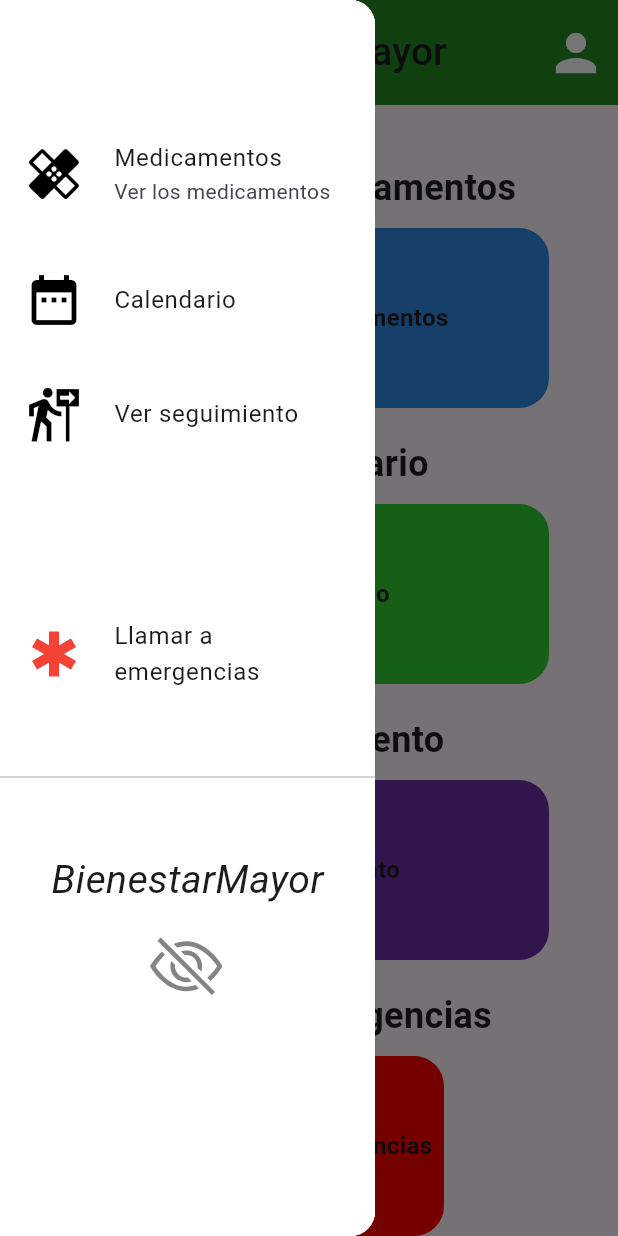
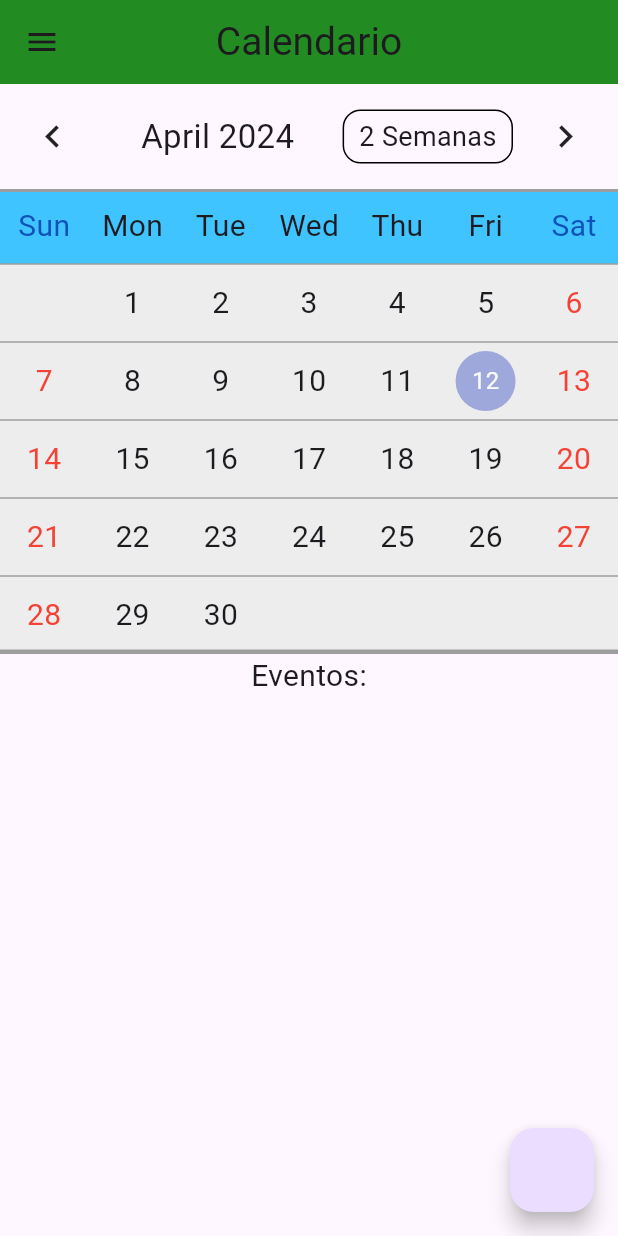
Before and after one commit to JavierVelaR/BienestarMayor, a Flutter app: the screen it shows after launch, in the side drawer, after a tap on "Gestionar medicamentos", on a phone screen of 412 x 824 dp. Run offline on Flutter 3.47's test engine with Material 3 defaults, Android fonts, the phone set to English and light mode, and no system bars; drawn by our look-alikes of table_calendar; our stand-ins replace email_validator, flutter_svg, modal_progress_hud_nsn, shared_preferences.

Commit message:
Añadida pantalla de calendario y creado un widget: DrawerCustom

```diff
--- a/bienestar_mayor/lib/router.dart
+++ b/bienestar_mayor/lib/router.dart
@@ -1,3 +1,4 @@
+import 'package:bienestar_mayor/ui/screen_calendar/screen_calendar.dart';
 import 'package:bienestar_mayor/ui/screen_principal/screen_principal.dart';
 import 'package:flutter/material.dart';
 import 'package:bienestar_mayor/ui/user/screen_login.dart';
@@ -7,16 +8,35 @@ const ROUTE_BASE = '/';
 const ROUTE_LOGIN = '/login';
 const ROUTE_REGISTER = '/register';
 const ROUTE_PRINCIPAL = '/principal';
+const ROUTE_MEDICAMENTOS = '/medicamentos';
+const ROUTE_CALENDAR = '/calendar';
+const ROUTE_SEGUIMIENTO = '/seguimiento';
+const ROUTE_EMERGENCY = '/emergency';
 
 class Router{
   static Route<dynamic>? generateRoute(RouteSettings settings){
-    switch(settings.name){
+    switch(settings.name) {
       case ROUTE_PRINCIPAL:
-        return MaterialPageRoute(builder: (_) => const ScreenPrincipal(), settings: settings);
+        return MaterialPageRoute(
+            builder: (_) => const ScreenPrincipal(), settings: settings);
       case ROUTE_LOGIN:
-        return MaterialPageRoute(builder: (_) => const ScreenLogin(), settings: settings);
+        return MaterialPageRoute(
+            builder: (_) => const ScreenLogin(), settings: settings);
       case ROUTE_REGISTER:
-        return MaterialPageRoute(builder: (_) => const ScreenRegister(), settings: settings);
+        return MaterialPageRoute(
+            builder: (_) => const ScreenRegister(), settings: settings);
+      case ROUTE_MEDICAMENTOS:
+        return MaterialPageRoute(//Cambiar a ScreenMedicamentos
+            builder: (_) => const ScreenCalendar(), settings: settings);
+      case ROUTE_CALENDAR:
+        return MaterialPageRoute(
+            builder: (_) => const ScreenCalendar(), settings: settings);
+      case ROUTE_SEGUIMIENTO:
+        return MaterialPageRoute(//Cambiar a ScreenSeguimiento
+            builder: (_) => const ScreenCalendar(), settings: settings);
+      case ROUTE_EMERGENCY:
+        return MaterialPageRoute(//Cambiar a ScreenEmergency
+            builder: (_) => const ScreenCalendar(), settings: settings);
     }
     return null;
   }
--- /dev/null
+++ b/bienestar_mayor/lib/ui/screen_calendar/screen_calendar.dart
@@ -0,0 +1,114 @@
+import 'package:bienestar_mayor/theme/custom_colors.dart';
+import 'package:bienestar_mayor/widgets/drawer_custom.dart';
+import 'package:flutter/material.dart';
+import 'package:table_calendar/table_calendar.dart';
+
+class ScreenCalendar extends StatefulWidget {
+  const ScreenCalendar({super.key});
+
+  @override
+  State<ScreenCalendar> createState() => _ScreenCalendarState();
+}
+
+class _ScreenCalendarState extends State<ScreenCalendar> {
+
+  var _calendarFormat = CalendarFormat.month;
+
+  @override
+  Widget build(BuildContext context) {
+    return Scaffold(
+      appBar: AppBar(
+        title: const Text("Calendario", style: TextStyle(fontSize: 26)),
+        centerTitle: true,
+        backgroundColor: CustomColors.verdeBosque,
+      ),
+
+      drawer: const DrawerCustom(),
+
+      /// TODO: boton para añadir evento/recordatorio
+      floatingActionButton: FloatingActionButton(onPressed: (){}),
+
+      body: Column(
+        children: [
+          _calendar(),
+          const Text("Eventos:", style: TextStyle(fontSize: 20),)
+        ],
+      ),
+    );
+  }
+
+  _calendar(){
+    return TableCalendar(
+      focusedDay: DateTime.now(),
+      firstDay: DateTime.utc(2024),
+      lastDay: DateTime.utc(2028),
+
+      headerStyle: const HeaderStyle(
+        formatButtonTextStyle: TextStyle(fontSize: 18,),
+        titleCentered: true,
+        titleTextStyle: TextStyle(fontSize: 22),
+
+        // Flechas para cambiar de rango de dias
+        leftChevronIcon: Icon(Icons.chevron_left, size: 30,),
+        rightChevronIcon: Icon(Icons.chevron_right, size: 30,)
+      ),
+
+      // Formato mes, quincena, semana
+      calendarFormat: _calendarFormat,
+      availableCalendarFormats: const {
+        CalendarFormat.month: 'Mes',
+        CalendarFormat.twoWeeks: '2 Semanas',
+        CalendarFormat.week: 'Semana' },
+
+      // Dias de la semana (nombres)
+      daysOfWeekHeight: 50,
+      daysOfWeekStyle: const DaysOfWeekStyle(
+          decoration: BoxDecoration(color: Colors.lightBlueAccent),
+          weekdayStyle: TextStyle(fontSize: 20),
+          weekendStyle: TextStyle(fontSize: 20, color: CustomColors.zafiro)
+      ),
+
+      // Calendario
+      calendarStyle: const CalendarStyle(
+        // Filas
+        rowDecoration: BoxDecoration(color: CustomColors.blancoFumee),
+
+        //Numeros
+        defaultTextStyle: TextStyle(fontSize: 20),
+        weekendTextStyle: TextStyle(fontSize: 20, color: Colors.red),
+
+        // Fiestas
+        holidayTextStyle: TextStyle(fontSize: 20, color: Colors.blue),
+        holidayDecoration: BoxDecoration(color: Colors.green),
+
+        // Fuera del mes, por ahora invisibles
+        outsideDaysVisible: false,
+        outsideTextStyle: TextStyle(fontSize: 20, color: Colors.grey, fontStyle: FontStyle.italic),
+
+        // Bordes
+        tableBorder: TableBorder(
+          horizontalInside: BorderSide(width: 1, color: Colors.grey),
+          top: BorderSide(width: 2, color: Colors.grey),
+          bottom: BorderSide(width: 3, color: Colors.grey),
+        ),
+
+      ),
+
+      onFormatChanged: (CalendarFormat format) {
+        setState(() {
+          _calendarFormat = format;
+        });
+      },
+
+    );
+  }
+
+  _listEventTiles(){
+
+  }
+
+  _eventTile(){
+
+  }
+
+}
--- a/bienestar_mayor/lib/ui/screen_principal/screen_principal.dart
+++ b/bienestar_mayor/lib/ui/screen_principal/screen_principal.dart
@@ -1,4 +1,6 @@
+import 'package:bienestar_mayor/router.dart';
 import 'package:bienestar_mayor/theme/custom_colors.dart';
+import 'package:bienestar_mayor/widgets/drawer_custom.dart';
 import 'package:flutter/material.dart';
 import 'package:flutter_svg/flutter_svg.dart';
 import '../../generated/assets.dart';
@@ -16,7 +18,7 @@ class _ScreenPrincipalState extends State<ScreenPrincipal> {
     return Scaffold(
       resizeToAvoidBottomInset: false,
       appBar: _appBar(),
-      drawer: _drawer(),
+      drawer: const DrawerCustom(),
       body: SingleChildScrollView(padding: const EdgeInsets.all(10.0),
           child: Container(
             alignment: Alignment.center,
@@ -24,10 +26,26 @@ class _ScreenPrincipalState extends State<ScreenPrincipal> {
             child: Column(
               mainAxisAlignment: MainAxisAlignment.start,
               children: [
-                _cardWithText("Gestionar medicamentos", CustomColors.azulFrancia, () { }, Assets.imagesEyeClosed),
-                _cardWithText("Ver calendario", CustomColors.verdeLima, () { }, Assets.imagesEyeClosed),
-                _cardWithText("Ver seguimiento", CustomColors.berenjena, () { }, Assets.imagesEyeClosed),
-                _cardWithText("Llamar a emergencias", CustomColors.rojo, () { }, Assets.imagesEyeClosed, width: 180),
+                _cardWithText("Gestionar medicamentos", CustomColors.azulFrancia, onTap: () {
+                  debugPrint("---------> Pulsado el boton de calendario.");
+                  Navigator.pushNamed(context, ROUTE_MEDICAMENTOS);
+                }, Assets.imagesEyeClosed),
+
+                _cardWithText("Ver calendario", CustomColors.verdeLima, onTap: () {
+                  debugPrint("---------> Pulsado el boton de calendario.");
+                  Navigator.pushNamed(context, ROUTE_CALENDAR);
+                  },
+                    Assets.imagesEyeClosed),
+
+                _cardWithText("Ver seguimiento", CustomColors.berenjena, onTap: () {
+                  debugPrint("---------> Pulsado el boton de calendario.");
+                  Navigator.pushNamed(context, ROUTE_SEGUIMIENTO);
+                }, Assets.imagesEyeClosed),
+
+                _cardWithText("Llamar a emergencias", CustomColors.rojo, onTap: () {
+                  debugPrint("---------> Pulsado el boton de calendario.");
+                  Navigator.pushNamed(context, ROUTE_EMERGENCY);
+                }, Assets.imagesEyeClosed, width: 180),
               ],
             ),
           ),
@@ -53,52 +71,52 @@ class _ScreenPrincipalState extends State<ScreenPrincipal> {
     );
   }
 
-  _drawer(){
-    return Drawer(
-      width: 250,
-      child: Container(
-        alignment: Alignment.center,
-        decoration: const BoxDecoration(color: Colors.white),
-        child: Column(
-          children: [
-            const SizedBox(height: 80,),
-            _drawerTile("Medicamentos", Icons.healing, subtitle: "Ver los medicamentos"),
-            const SizedBox(height: 20,),
-            _drawerTile("Calendario", Icons.date_range),
-            const SizedBox(height: 20,),
-            _drawerTile("Ver seguimiento", Icons.follow_the_signs),
-            const SizedBox(height: 100,),
-            _drawerTile("Llamar a emergencias", Icons.emergency, colorIcon: Colors.red),
+  // _drawer(){
+  //   return Drawer(
+  //     width: 250,
+  //     child: Container(
+  //       alignment: Alignment.center,
+  //       decoration: const BoxDecoration(color: Colors.white),
+  //       child: Column(
+  //         children: [
+  //           const SizedBox(height: 80,),
+  //           _drawerTile("Medicamentos", Icons.healing, subtitle: "Ver los medicamentos", onTapTile: (){}),
+  //           const SizedBox(height: 20,),
+  //           _drawerTile("Calendario", Icons.date_range, onTapTile: (){}),
+  //           const SizedBox(height: 20,),
+  //           _drawerTile("Ver seguimiento", Icons.follow_the_signs, onTapTile: (){}),
+  //           const SizedBox(height: 100,),
+  //           _drawerTile("Llamar a emergencias", Icons.emergency, colorIcon: Colors.red, onTapTile: (){}),
+  //
+  //           const Divider(height: 100,),
+  //           const Text("BienestarMayor", style: TextStyle(fontSize: 26, fontStyle: FontStyle.italic, fontWeight: FontWeight.w400),),
+  //           const SizedBox(height: 20,),
+  //           SvgPicture.asset(Assets.imagesEyeClosed, width: 50,),
+  //         ],
+  //       ),
+  //     ),
+  //   );
+  // }
+  //
+  // _drawerTile(String title, IconData icon, {String? subtitle, required void Function() onTapTile, Color? colorIcon}){
+  //   final Text? textWidget;
+  //   var color = colorIcon;
+  //
+  //   (subtitle != null) ? textWidget = Text(subtitle) : textWidget = null;
+  //
+  //   (colorIcon != null) ? color = colorIcon : color = Colors.black;
+  //
+  //   return ListTile(
+  //     leading: Icon(icon, size: 40,),
+  //     title: Text(title),
+  //     horizontalTitleGap: 20,
+  //     iconColor: color,
+  //     subtitle: textWidget,
+  //     onTap: onTapTile,
+  //   );
+  // }
 
-            const Divider(height: 100,),
-            const Text("BienestarMayor", style: TextStyle(fontSize: 26, fontStyle: FontStyle.italic, fontWeight: FontWeight.w400),),
-            const SizedBox(height: 20,),
-            SvgPicture.asset(Assets.imagesEyeClosed, width: 50,),
-          ],
-        ),
-      ),
-    );
-  }
-
-  _drawerTile(String title, IconData icon, {String? subtitle, Color? colorIcon}){
-    final Text? textWidget;
-    var color = colorIcon;
-
-    (subtitle != null) ? textWidget = Text(subtitle) : textWidget = null;
-
-    (colorIcon != null) ? color = colorIcon : color = Colors.black;
-
-    return ListTile(
-      leading: Icon(icon, size: 40,),
-      title: Text(title),
-      horizontalTitleGap: 20,
-      iconColor: color,
-      subtitle: textWidget,
-      onTap: _drawerOnTapTile,
-    );
-  }
-
-  _cardWithText(String text, Color color, void Function()? onTap, String assetImage, {int width = 320}){
+  _cardWithText(String text, Color color, String assetImage, { required void Function()? onTap, int width = 320}){
     return Column(
       children: [
         const SizedBox(height: 20,),
@@ -110,7 +128,7 @@ class _ScreenPrincipalState extends State<ScreenPrincipal> {
           decoration: BoxDecoration(borderRadius: BorderRadius.circular(20), color: color),
           alignment: Alignment.center,
           child: InkWell(
-            onTap: _cardOnTap,
+            onTap: onTap,
             child: Text(text, style: const TextStyle(fontSize: 16, fontWeight: FontWeight.w600),),
           ),
         ),
@@ -123,15 +141,6 @@ class _ScreenPrincipalState extends State<ScreenPrincipal> {
   // ACCIONES
   ////////////////////////////////////////////
 
-  ///Cuidado con querer cambiar a pantallas diferentes, hay que añadir argurmento de la ruta para ir a ella
-  _cardOnTap(){
-
-  }
-
-  _drawerOnTapTile(){
-
-  }
-
   // _showMenu(){
   //   debugPrint("Se ha pulsado el icono del menu");
   // }
--- /dev/null
+++ b/bienestar_mayor/lib/widgets/drawer_custom.dart
@@ -0,0 +1,58 @@
+import 'package:bienestar_mayor/router.dart';
+import 'package:flutter/material.dart';
+import 'package:flutter_svg/svg.dart';
+
+import '../generated/assets.dart';
+
+class DrawerCustom extends StatelessWidget {
+  const DrawerCustom({super.key});
+
+  @override
+  Widget build(BuildContext context) {
+    return Drawer(
+      width: 250,
+      child: Container(
+        alignment: Alignment.center,
+        decoration: const BoxDecoration(color: Colors.white),
+        child: Column(
+          children: [
+            const SizedBox(height: 80,),
+            _drawerTile("Medicamentos", Icons.healing, subtitle: "Ver los medicamentos", onTapTile: () { Navigator.pushNamed(context, ROUTE_MEDICAMENTOS); }),
+            const SizedBox(height: 20,),
+            _drawerTile("Calendario", Icons.date_range, onTapTile: () { Navigator.pushNamed(context, ROUTE_CALENDAR); }),
+            const SizedBox(height: 20,),
+            _drawerTile("Ver seguimiento", Icons.follow_the_signs, onTapTile: () { Navigator.pushNamed(context, ROUTE_SEGUIMIENTO); }),
+            const SizedBox(height: 100,),
+            _drawerTile("Llamar a emergencias", Icons.emergency, colorIcon: Colors.red, onTapTile: () { Navigator.pushNamed(context, ROUTE_EMERGENCY); }),
+
+            const Divider(height: 100,),
+            const Text("BienestarMayor", style: TextStyle(fontSize: 26, fontStyle: FontStyle.italic, fontWeight: FontWeight.w400),),
+            const SizedBox(height: 20,),
+            SvgPicture.asset(Assets.imagesEyeClosed, width: 50,),
+          ],
+        ),
+      ),
+    );
+  }
+
+
+
+}
+
+_drawerTile(String title, IconData icon, {String? subtitle, required void Function() onTapTile, Color? colorIcon}){
+  final Text? textWidget;
+  var color = colorIcon;
+
+  (subtitle != null) ? textWidget = Text(subtitle) : textWidget = null;
+
+  (colorIcon != null) ? color = colorIcon : color = Colors.black;
+
+  return ListTile(
+    leading: Icon(icon, size: 40,),
+    title: Text(title),
+    horizontalTitleGap: 20,
+    iconColor: color,
+    subtitle: textWidget,
+    onTap: onTapTile,
+  );
+}
--- a/bienestar_mayor/pubspec.yaml
+++ b/bienestar_mayor/pubspec.yaml
@@ -40,6 +40,7 @@ dependencies:
   # The following adds the Cupertino Icons font to your application.
   # Use with the CupertinoIcons class for iOS style icons.
   cupertino_icons: ^1.0.6
+  table_calendar: ^3.1.1
 
 dev_dependencies:
   flutter_test:
```
Also changed, not shown: bienestar_mayor/pubspec.lock.
